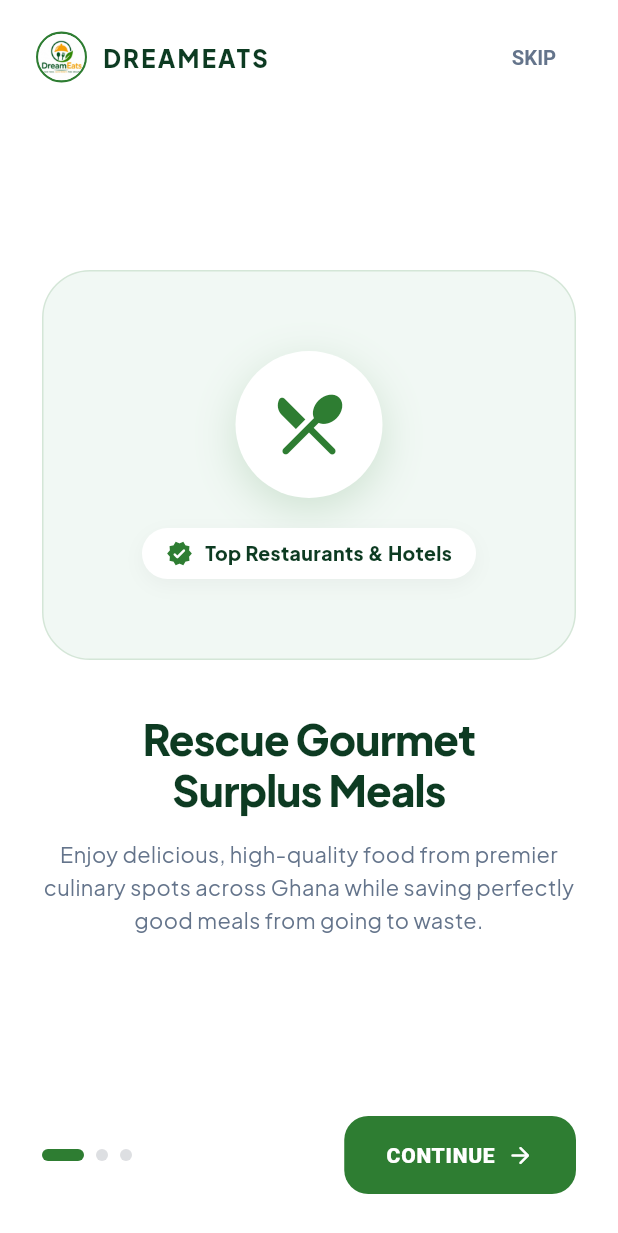
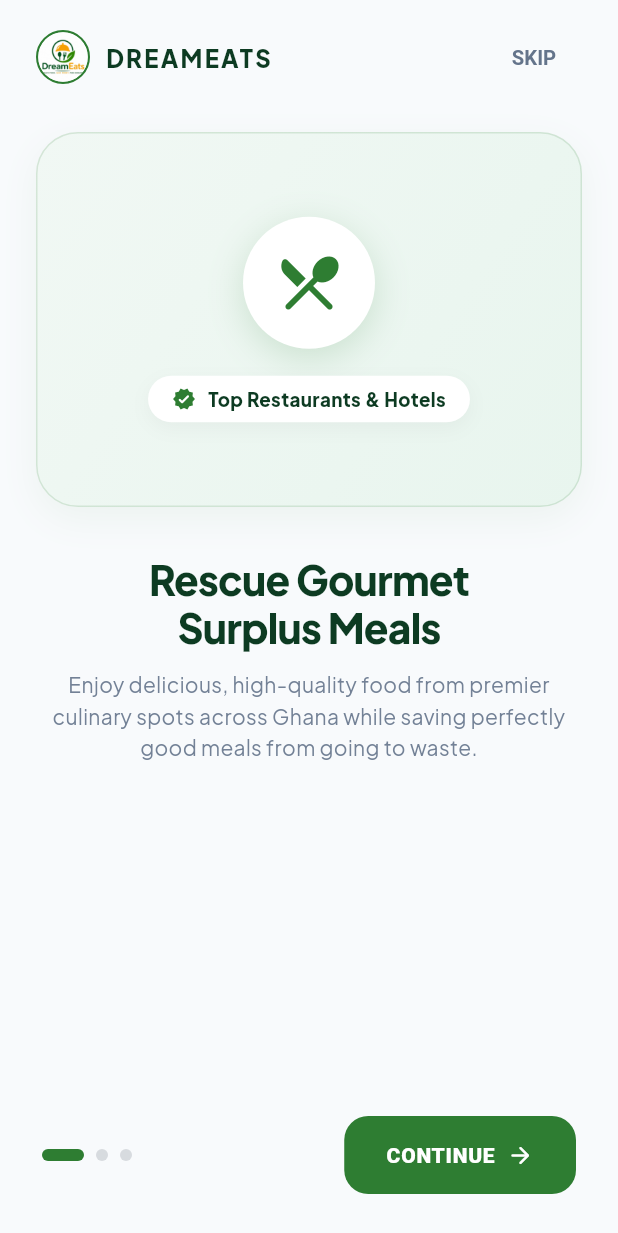
Before and after one commit to dreamswishorg/dreamseat, a Flutter app: the screen it shows after launch, on a phone screen of 412 x 824 dp. Shown: the top 1233 px of the screen. Run offline on Flutter 3.47's test engine with Material 3 defaults, Android fonts, the phone set to English and light mode, and no system bars; our stand-ins replace cached_network_image, firebase_core, firebase_messaging, fl_chart, flutter_local_notifications, flutter_map and 12 more; missing offline and left inert: dart:html, flutter_map_cancellable_tile_provider, flutter_paystack_plus, mobile_scanner; accounts and stored records are empty.

Commit message:
fix(welcome): prevent horizontal stretching on tablet/desktop with responsive max-width bounds and clean layout

```diff
--- a/lib/features/auth/welcome_screen.dart
+++ b/lib/features/auth/welcome_screen.dart
@@ -40,8 +40,11 @@ class _WelcomeScreenState extends State<WelcomeScreen> {
   @override
   Widget build(BuildContext context) {
     return Scaffold(
-      backgroundColor: Colors.white,
+      backgroundColor: const Color(0xFFF8FAFC),
       body: SafeArea(
+        child: Center(
+          child: ConstrainedBox(
+            constraints: const BoxConstraints(maxWidth: 640),
             child: Column(
               children: [
                 // Top Bar with Brand Logo & Skip Button
@@ -53,8 +56,8 @@ class _WelcomeScreenState extends State<WelcomeScreen> {
                       Row(
                         children: [
                           Container(
-                        width: 34,
-                        height: 34,
+                            width: 36,
+                            height: 36,
                             decoration: BoxDecoration(
                               shape: BoxShape.circle,
                               border: Border.all(color: AppTheme.primaryGreen, width: 1.5),
@@ -92,6 +95,7 @@ class _WelcomeScreenState extends State<WelcomeScreen> {
                           },
                           style: TextButton.styleFrom(
                             foregroundColor: AppTheme.mutedGrey,
+                            padding: const EdgeInsets.symmetric(horizontal: 14, vertical: 8),
                             textStyle: const TextStyle(fontWeight: FontWeight.w700, fontSize: 13.5),
                           ),
                           child: const Text('SKIP'),
@@ -159,7 +163,7 @@ class _WelcomeScreenState extends State<WelcomeScreen> {
                             ),
                             const SizedBox(width: 8),
                             Icon(
-                          _currentPage == 2 ? Icons.rocket_launch_rounded : Icons.arrow_forward_rounded,
+                              _currentPage == 2 ? Icons.arrow_forward_rounded : Icons.arrow_forward_rounded,
                               size: 18,
                             ),
                           ],
@@ -171,198 +175,343 @@ class _WelcomeScreenState extends State<WelcomeScreen> {
               ],
             ),
           ),
+        ),
+      ),
     );
   }
 
   // ── Slide 1: Gourmet Food Rescue ──────────────────────────────────────────
   Widget _buildSlide1() {
-    return Padding(
-      padding: const EdgeInsets.symmetric(horizontal: 28),
+    return SingleChildScrollView(
+      physics: const BouncingScrollPhysics(),
+      child: Padding(
+        padding: const EdgeInsets.symmetric(horizontal: 24, vertical: 12),
         child: Column(
           mainAxisAlignment: MainAxisAlignment.center,
           children: [
             Container(
-            height: 260,
+              constraints: const BoxConstraints(maxWidth: 380, maxHeight: 250),
               width: double.infinity,
-            padding: const EdgeInsets.all(20),
+              padding: const EdgeInsets.all(24),
               decoration: BoxDecoration(
-              color: const Color(0xFFF1F8F4),
-              borderRadius: BorderRadius.circular(32),
+                gradient: const LinearGradient(
+                  colors: [Color(0xFFF1F8F4), Color(0xFFE8F5EE)],
+                  begin: Alignment.topLeft,
+                  end: Alignment.bottomRight,
+                ),
+                borderRadius: BorderRadius.circular(28),
                 border: Border.all(color: AppTheme.primaryGreen.withValues(alpha: 0.15)),
+                boxShadow: [
+                  BoxShadow(
+                    color: AppTheme.primaryGreen.withValues(alpha: 0.06),
+                    blurRadius: 20,
+                    offset: const Offset(0, 8),
+                  ),
+                ],
               ),
               child: Column(
                 mainAxisAlignment: MainAxisAlignment.center,
                 children: [
                   Container(
-                  padding: const EdgeInsets.all(22),
+                    padding: const EdgeInsets.all(20),
                     decoration: BoxDecoration(
                       color: Colors.white,
                       shape: BoxShape.circle,
                       boxShadow: [
-                      BoxShadow(color: AppTheme.primaryGreen.withValues(alpha: 0.18), blurRadius: 24, offset: const Offset(0, 8)),
+                        BoxShadow(
+                          color: AppTheme.primaryGreen.withValues(alpha: 0.18),
+                          blurRadius: 20,
+                          offset: const Offset(0, 6),
+                        ),
                       ],
                     ),
-                  child: const Icon(Icons.restaurant_menu_rounded, size: 54, color: AppTheme.primaryGreen),
+                    child: const Icon(
+                      Icons.restaurant_menu_rounded,
+                      size: 48,
+                      color: AppTheme.primaryGreen,
                     ),
-                const SizedBox(height: 20),
+                  ),
+                  const SizedBox(height: 18),
                   Container(
-                  padding: const EdgeInsets.symmetric(horizontal: 16, vertical: 8),
+                    padding: const EdgeInsets.symmetric(horizontal: 16, vertical: 7),
                     decoration: BoxDecoration(
                       color: Colors.white,
                       borderRadius: BorderRadius.circular(20),
-                    boxShadow: const [BoxShadow(color: Color(0x0A000000), blurRadius: 10, offset: Offset(0, 4))],
+                      boxShadow: const [
+                        BoxShadow(color: Color(0x0A000000), blurRadius: 10, offset: Offset(0, 4)),
+                      ],
                     ),
                     child: const Row(
                       mainAxisSize: MainAxisSize.min,
                       children: [
-                      Icon(Icons.verified_rounded, color: AppTheme.primaryGreen, size: 18),
+                        Icon(Icons.verified_rounded, color: AppTheme.primaryGreen, size: 16),
                         SizedBox(width: 8),
-                      Text("Top Restaurants & Hotels", style: TextStyle(fontWeight: FontWeight.w800, fontSize: 13, color: Color(0xFF0D3B22))),
+                        Text(
+                          "Top Restaurants & Hotels",
+                          style: TextStyle(
+                            fontWeight: FontWeight.w800,
+                            fontSize: 12.5,
+                            color: Color(0xFF0D3B22),
+                          ),
+                        ),
                       ],
                     ),
                   ),
                 ],
               ),
             ),
-          const SizedBox(height: 36),
+            const SizedBox(height: 32),
+            ConstrainedBox(
+              constraints: const BoxConstraints(maxWidth: 460),
+              child: Column(
+                children: [
                   const Text(
                     "Rescue Gourmet\nSurplus Meals",
                     textAlign: TextAlign.center,
-            style: TextStyle(fontSize: 28, fontWeight: FontWeight.w900, color: Color(0xFF0D3B22), height: 1.2, letterSpacing: -0.5),
+                    style: TextStyle(
+                      fontSize: 27,
+                      fontWeight: FontWeight.w900,
+                      color: Color(0xFF0D3B22),
+                      height: 1.2,
+                      letterSpacing: -0.5,
                     ),
-          const SizedBox(height: 14),
-          const Text(
+                  ),
+                  const SizedBox(height: 12),
+                  Text(
                     "Enjoy delicious, high-quality food from premier culinary spots across Ghana while saving perfectly good meals from going to waste.",
                     textAlign: TextAlign.center,
-            style: TextStyle(fontSize: 14.5, color: AppTheme.mutedGrey, height: 1.5),
+                    style: TextStyle(
+                      fontSize: 14,
+                      color: AppTheme.mutedGrey.withValues(alpha: 0.9),
+                      height: 1.5,
+                    ),
                   ),
                 ],
+              ),
+            ),
+          ],
+        ),
       ),
     );
   }
 
   // ── Slide 2: Unbeatable Savings ──────────────────────────────────────────
   Widget _buildSlide2() {
-    return Padding(
-      padding: const EdgeInsets.symmetric(horizontal: 28),
+    return SingleChildScrollView(
+      physics: const BouncingScrollPhysics(),
+      child: Padding(
+        padding: const EdgeInsets.symmetric(horizontal: 24, vertical: 12),
         child: Column(
           mainAxisAlignment: MainAxisAlignment.center,
           children: [
             Container(
-            height: 260,
+              constraints: const BoxConstraints(maxWidth: 380, maxHeight: 250),
               width: double.infinity,
-            padding: const EdgeInsets.all(20),
+              padding: const EdgeInsets.all(24),
               decoration: BoxDecoration(
-              color: const Color(0xFFF1F8F4),
-              borderRadius: BorderRadius.circular(32),
+                gradient: const LinearGradient(
+                  colors: [Color(0xFFF1F8F4), Color(0xFFE8F5EE)],
+                  begin: Alignment.topLeft,
+                  end: Alignment.bottomRight,
+                ),
+                borderRadius: BorderRadius.circular(28),
                 border: Border.all(color: AppTheme.primaryGreen.withValues(alpha: 0.15)),
+                boxShadow: [
+                  BoxShadow(
+                    color: AppTheme.primaryGreen.withValues(alpha: 0.06),
+                    blurRadius: 20,
+                    offset: const Offset(0, 8),
+                  ),
+                ],
               ),
               child: Column(
                 mainAxisAlignment: MainAxisAlignment.center,
                 children: [
                   Container(
-                  padding: const EdgeInsets.all(22),
+                    padding: const EdgeInsets.all(20),
                     decoration: BoxDecoration(
                       color: Colors.white,
                       shape: BoxShape.circle,
                       boxShadow: [
-                      BoxShadow(color: AppTheme.primaryGreen.withValues(alpha: 0.18), blurRadius: 24, offset: const Offset(0, 8)),
+                        BoxShadow(
+                          color: AppTheme.primaryGreen.withValues(alpha: 0.18),
+                          blurRadius: 20,
+                          offset: const Offset(0, 6),
+                        ),
                       ],
                     ),
-                  child: const Icon(Icons.savings_rounded, size: 54, color: AppTheme.primaryGreen),
+                    child: const Icon(
+                      Icons.savings_outlined,
+                      size: 48,
+                      color: AppTheme.primaryGreen,
                     ),
-                const SizedBox(height: 20),
+                  ),
+                  const SizedBox(height: 18),
                   Container(
-                  padding: const EdgeInsets.symmetric(horizontal: 18, vertical: 8),
+                    padding: const EdgeInsets.symmetric(horizontal: 16, vertical: 7),
                     decoration: BoxDecoration(
                       color: AppTheme.primaryGreen,
                       borderRadius: BorderRadius.circular(20),
                     ),
-                  child: const Text("SAVE UP TO 70% TODAY", style: TextStyle(fontWeight: FontWeight.w900, fontSize: 13, color: Colors.white, letterSpacing: 0.5)),
+                    child: const Text(
+                      "SAVE UP TO 70% TODAY",
+                      style: TextStyle(
+                        fontWeight: FontWeight.w900,
+                        fontSize: 12,
+                        color: Colors.white,
+                        letterSpacing: 0.5,
+                      ),
+                    ),
                   ),
                 ],
               ),
             ),
-          const SizedBox(height: 36),
+            const SizedBox(height: 32),
+            ConstrainedBox(
+              constraints: const BoxConstraints(maxWidth: 460),
+              child: Column(
+                children: [
                   const Text(
                     "Unbeatable Prices\nEvery Single Day",
                     textAlign: TextAlign.center,
-            style: TextStyle(fontSize: 28, fontWeight: FontWeight.w900, color: Color(0xFF0D3B22), height: 1.2, letterSpacing: -0.5),
+                    style: TextStyle(
+                      fontSize: 27,
+                      fontWeight: FontWeight.w900,
+                      color: Color(0xFF0D3B22),
+                      height: 1.2,
+                      letterSpacing: -0.5,
                     ),
-          const SizedBox(height: 14),
-          const Text(
+                  ),
+                  const SizedBox(height: 12),
+                  Text(
                     "Access premium meals at up to 70% off normal menu prices. Great for your wallet and incredible for the environment.",
                     textAlign: TextAlign.center,
-            style: TextStyle(fontSize: 14.5, color: AppTheme.mutedGrey, height: 1.5),
+                    style: TextStyle(
+                      fontSize: 14,
+                      color: AppTheme.mutedGrey.withValues(alpha: 0.9),
+                      height: 1.5,
+                    ),
                   ),
                 ],
+              ),
+            ),
+          ],
+        ),
       ),
     );
   }
 
   // ── Slide 3: Community Impact ──────────────────────────────────────────────
   Widget _buildSlide3() {
-    return Padding(
-      padding: const EdgeInsets.symmetric(horizontal: 28),
+    return SingleChildScrollView(
+      physics: const BouncingScrollPhysics(),
+      child: Padding(
+        padding: const EdgeInsets.symmetric(horizontal: 24, vertical: 12),
         child: Column(
           mainAxisAlignment: MainAxisAlignment.center,
           children: [
             Container(
-            height: 260,
+              constraints: const BoxConstraints(maxWidth: 380, maxHeight: 250),
               width: double.infinity,
-            padding: const EdgeInsets.all(20),
+              padding: const EdgeInsets.all(24),
               decoration: BoxDecoration(
-              color: const Color(0xFFF1F8F4),
-              borderRadius: BorderRadius.circular(32),
+                gradient: const LinearGradient(
+                  colors: [Color(0xFFF1F8F4), Color(0xFFE8F5EE)],
+                  begin: Alignment.topLeft,
+                  end: Alignment.bottomRight,
+                ),
+                borderRadius: BorderRadius.circular(28),
                 border: Border.all(color: AppTheme.primaryGreen.withValues(alpha: 0.15)),
+                boxShadow: [
+                  BoxShadow(
+                    color: AppTheme.primaryGreen.withValues(alpha: 0.06),
+                    blurRadius: 20,
+                    offset: const Offset(0, 8),
+                  ),
+                ],
               ),
               child: Column(
                 mainAxisAlignment: MainAxisAlignment.center,
                 children: [
                   Container(
-                  padding: const EdgeInsets.all(22),
+                    padding: const EdgeInsets.all(20),
                     decoration: BoxDecoration(
                       color: Colors.white,
                       shape: BoxShape.circle,
                       boxShadow: [
-                      BoxShadow(color: AppTheme.primaryGreen.withValues(alpha: 0.18), blurRadius: 24, offset: const Offset(0, 8)),
+                        BoxShadow(
+                          color: AppTheme.primaryGreen.withValues(alpha: 0.18),
+                          blurRadius: 20,
+                          offset: const Offset(0, 6),
+                        ),
                       ],
                     ),
-                  child: const Icon(Icons.public_rounded, size: 54, color: AppTheme.primaryGreen),
+                    child: const Icon(
+                      Icons.public_rounded,
+                      size: 48,
+                      color: AppTheme.primaryGreen,
                     ),
-                const SizedBox(height: 20),
+                  ),
+                  const SizedBox(height: 18),
                   Container(
-                  padding: const EdgeInsets.symmetric(horizontal: 16, vertical: 8),
+                    padding: const EdgeInsets.symmetric(horizontal: 16, vertical: 7),
                     decoration: BoxDecoration(
                       color: Colors.white,
                       borderRadius: BorderRadius.circular(20),
-                    boxShadow: const [BoxShadow(color: Color(0x0A000000), blurRadius: 10, offset: Offset(0, 4))],
+                      boxShadow: const [
+                        BoxShadow(color: Color(0x0A000000), blurRadius: 10, offset: Offset(0, 4)),
+                      ],
                     ),
                     child: const Row(
                       mainAxisSize: MainAxisSize.min,
                       children: [
-                      Icon(Icons.favorite_rounded, color: AppTheme.errorRed, size: 16),
+                        Icon(Icons.favorite_rounded, color: AppTheme.errorRed, size: 15),
                         SizedBox(width: 8),
-                      Text("Protect Ghana's Future", style: TextStyle(fontWeight: FontWeight.w800, fontSize: 13, color: Color(0xFF0D3B22))),
+                        Text(
+                          "Protect Ghana's Future",
+                          style: TextStyle(
+                            fontWeight: FontWeight.w800,
+                            fontSize: 12.5,
+                            color: Color(0xFF0D3B22),
+                          ),
+                        ),
                       ],
                     ),
                   ),
                 ],
               ),
             ),
-          const SizedBox(height: 36),
+            const SizedBox(height: 32),
+            ConstrainedBox(
+              constraints: const BoxConstraints(maxWidth: 460),
+              child: Column(
+                children: [
                   const Text(
                     "Empower Local\nBusinesses & Planet",
                     textAlign: TextAlign.center,
-            style: TextStyle(fontSize: 28, fontWeight: FontWeight.w900, color: Color(0xFF0D3B22), height: 1.2, letterSpacing: -0.5),
+                    style: TextStyle(
+                      fontSize: 27,
+                      fontWeight: FontWeight.w900,
+                      color: Color(0xFF0D3B22),
+                      height: 1.2,
+                      letterSpacing: -0.5,
                     ),
-          const SizedBox(height: 14),
-          const Text(
+                  ),
+                  const SizedBox(height: 12),
+                  Text(
                     "Each order directly cuts harmful greenhouse emissions and supports hard-working Ghanaian food artisans and chefs.",
                     textAlign: TextAlign.center,
-            style: TextStyle(fontSize: 14.5, color: AppTheme.mutedGrey, height: 1.5),
+                    style: TextStyle(
+                      fontSize: 14,
+                      color: AppTheme.mutedGrey.withValues(alpha: 0.9),
+                      height: 1.5,
+                    ),
                   ),
                 ],
+              ),
+            ),
+          ],
+        ),
       ),
     );
   }
```
Lines whose indentation alone changed are shown as unchanged.
